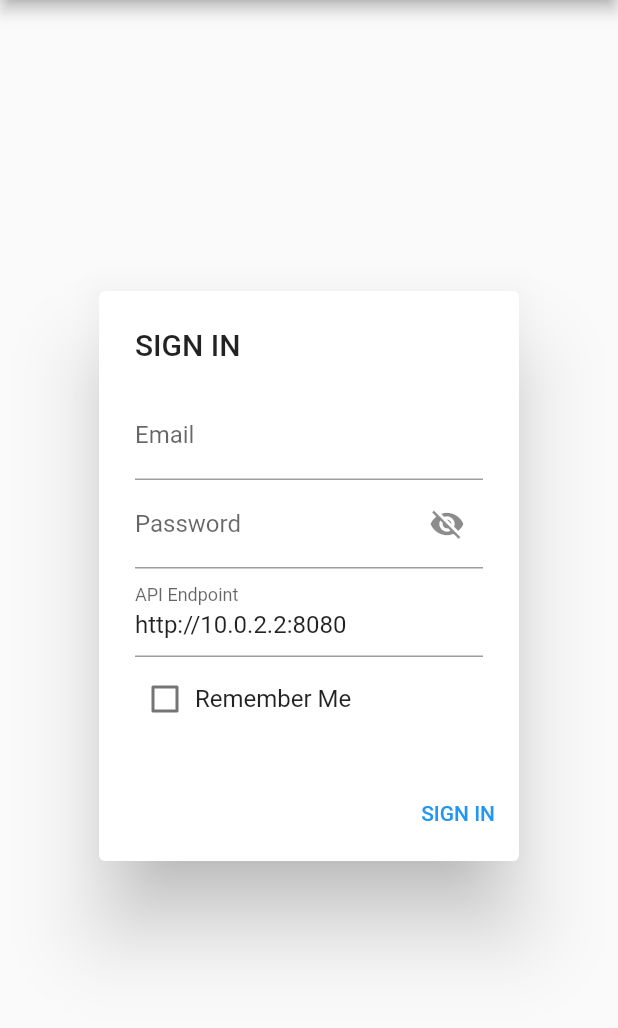
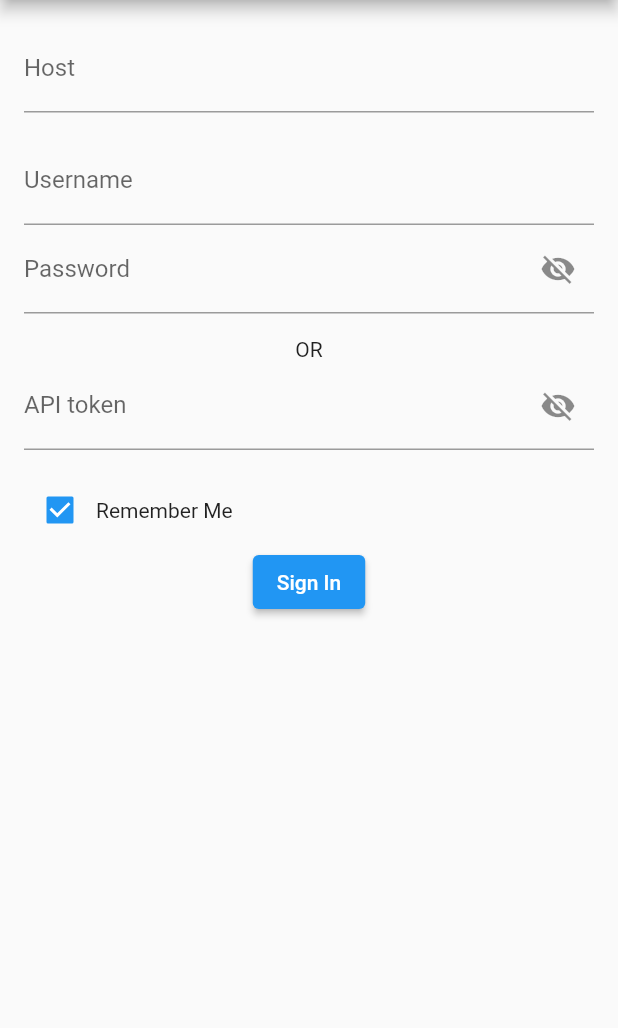
Before and after one commit to enm10k/nocodb-mobile, a Flutter app: the screen it shows after launch, on a phone screen of 412 x 824 dp, the part 84-1112 px from its top. Run offline on Flutter 3.47's test engine with Material 3 defaults, Android fonts, the phone set to English and light mode, and no system bars; drawn by our look-alikes of loader_overlay; our stand-ins replace cached_network_image, data_table_2, easy_debounce, file_picker, flash, flutter_expandable_fab and 10 more; missing offline and left inert: flutter_downloader, popup_menu, simple_logger; generated files the repository leaves out were written again.

Commit message:
Support API token

```diff
--- a/lib/common/settings.dart
+++ b/lib/common/settings.dart
@@ -1,52 +1,70 @@
-import 'dart:io';
-
-import 'package:flutter/foundation.dart';
-
 import 'package:nocodb/common/preferences.dart';
 
-final settings = Settings();
+import 'package:nocodb/nocodb_sdk/client.dart';
+
+final settings = _Settings();
 
 class Settings {
+  Settings({required this.host, required this.token, this.username});
+
+  final String? username;
+  final String host;
+  final Token token;
+}
+
+const _kUsername = 'username';
+const _kHost = 'host';
+const _kAuthToken = 'auth_token';
+const _kApiToken = 'api_token';
+
+class _Settings {
   Preferences? prefs;
   bool get initialized => prefs != null;
   init(Preferences prefs) {
     this.prefs = prefs;
   }
 
-  static const _authToken = 'authToken';
-  Future<String?> get authToken async =>
-      await prefs?.getSecure(key: _authToken);
+  Future<void> save({
+    required String host,
+    required Token token,
+    String? username,
+  }) async {
+    await clear();
+    await prefs?.set(key: _kHost, value: host);
+    if (username != null) {
+      await prefs?.set(key: _kUsername, value: username);
+    }
 
-  Future<void> setAuthToken(String v) async =>
-      await prefs?.set(key: _authToken, value: v, secure: true);
-
-  static const _email = 'email';
-  Future<String?> get email async => await prefs?.get(key: _email);
-
-  Future<void> setEmail(String v) async => await prefs?.set(
-        key: _email,
-        value: v,
-      );
-
-  static const _apiBaseUrl = 'apiBaseUrl';
-  Future<String?> get apiBaseUrl async {
-    final v = await prefs?.get<String>(key: _apiBaseUrl);
-    if (v == null && !kIsWeb && Platform.isAndroid) {
-      return 'http://10.0.2.2:8080';
+    switch (token) {
+      case AuthToken(authToken: final authToken):
+        await prefs?.set(key: _kAuthToken, value: authToken, secure: true);
+      case ApiToken(apiToken: final apiToken):
+        await prefs?.set(key: _kApiToken, value: apiToken, secure: true);
+      default:
+        throw Exception('unsupported token type: ${token.runtimeType}');
     }
-    return v;
   }
 
-  Future<void> setApiBaseUrl(String v) async =>
-      await prefs?.set(key: _apiBaseUrl, value: v);
+  Future<Settings?> get() async {
+    final host = await prefs?.get<String>(key: _kHost);
+    if (host == null) {
+      return null;
+    }
 
-  static const _rememberMe = 'rememberMe';
-  Future<bool> get rememberMe async =>
-      await prefs?.get<bool>(key: _rememberMe) ?? false;
-  Future<void> setRememberMe(bool v) async => await prefs?.set(
-        key: _rememberMe,
-        value: v,
-      );
+    final username = await prefs?.get<String>(key: _kUsername);
+    final authToken = await prefs?.getSecure(key: _kAuthToken);
+    if (authToken != null) {
+      return Settings(
+          username: username, host: host, token: AuthToken(authToken));
+    }
+
+    final apiToken = await prefs?.getSecure(key: _kApiToken);
+    if (apiToken != null) {
+      return Settings(
+          username: username, host: host, token: ApiToken(apiToken));
+    }
+    return null;
+  }
 
   Future<void> clear() async {
     await prefs?.clear();
--- a/lib/features/sign_in/pages/sign_in.dart
+++ b/lib/features/sign_in/pages/sign_in.dart
@@ -1,4 +1,5 @@
-import 'package:easy_debounce/easy_debounce.dart';
+import 'dart:io';
+import 'package:flutter/foundation.dart';
 import 'package:flutter/material.dart';
 import 'package:flutter_hooks/flutter_hooks.dart';
 import 'package:hooks_riverpod/hooks_riverpod.dart';
@@ -10,70 +11,71 @@ import 'package:nocodb/routes.dart';
 class SignInPage extends HookConsumerWidget {
   const SignInPage({super.key});
 
-  Widget? _getConnectivityIcon(bool? connectivity) {
-    if (connectivity == null) {
-      return null;
-    } else if (connectivity) {
-      return const Padding(
-        padding: EdgeInsets.only(top: 16),
-        child: Icon(
-          Icons.check_circle,
-          size: 20,
-          // color: Colors.greenAccent,
-        ),
-      );
-    } else {
-      return const Padding(
-        padding: EdgeInsets.only(top: 16),
-        child: Icon(
-          Icons.warning,
-          size: 20,
-        ),
-      );
-    }
-  }
-
-  Widget _buildDialog(BuildContext context, WidgetRef ref) {
-    final emailController = useTextEditingController();
+  _build1(BuildContext context, WidgetRef ref) {
+    final hostController = useTextEditingController();
+    final usernameController = useTextEditingController();
     final passwordController = useTextEditingController();
-    final apiUrlController = useTextEditingController();
+    final apiTokenController = useTextEditingController();
 
     final showPassword = useState(false);
-    final connectivity = useState<bool?>(null);
-    final rememberMe = useState(false);
+    final showApiToken = useState(false);
+
+    final rememberMe = useState(true);
+
+    // Disable username and password field when API token is entered.
+    final useApiToken = useState(false);
 
     useEffect(
       () {
-        // ignore: discarded_futures
+        // ignore_for_file: discarded_futures
         () async {
-          emailController.text = await settings.email ?? '';
-          apiUrlController.text = await settings.apiBaseUrl ?? '';
-          rememberMe.value = await settings.rememberMe;
+          final s = await settings.get();
+          if (s == null) {
+            return;
+          }
+          rememberMe.value = true;
+          hostController.text = s.host;
+          if (!kIsWeb && Platform.isAndroid) {
+            hostController.text = 'http://10.0.2.2:8080';
+          }
+
+          if (s.username != null) {
+            usernameController.text = s.username!;
+          }
         }();
         return null;
       },
       [],
     );
 
-    return AlertDialog(
-      title: const Text('SIGN IN'),
-      content: IntrinsicHeight(
+    return Container(
+      padding: const EdgeInsets.all(16),
       child: AutofillGroup(
         child: Column(
           children: [
             TextField(
-                key: const ValueKey('email'),
+              autofillHints: const [
+                AutofillHints.url,
+              ],
+              controller: hostController,
+              decoration: const InputDecoration(
+                labelText: 'Host',
+              ),
+            ),
+            Container(height: 16),
+            TextField(
+              enabled: !useApiToken.value,
               autofillHints: const [
                 AutofillHints.email,
                 AutofillHints.username,
               ],
-                controller: emailController,
+              controller: usernameController,
               decoration: const InputDecoration(
-                  labelText: 'Email',
+                labelText: 'Username',
               ),
             ),
             TextField(
-                key: const ValueKey('password'),
+              enabled: !useApiToken.value,
               autofillHints: const [
                 AutofillHints.password,
               ],
@@ -93,86 +95,81 @@ class SignInPage extends HookConsumerWidget {
               ),
               obscureText: !showPassword.value,
             ),
+            Container(height: 16),
+            const Text('OR'),
             TextField(
-                key: const ValueKey('endpoint'),
-                onChanged: (value) {
-                  EasyDebounce.debounce(
-                    'api_endpoint',
-                    const Duration(seconds: 1),
-                    () async {
-                      await api.version(apiUrlController.text).then((result) {
-                        connectivity.value = true;
-                      }).onError(
-                        (error, stackTrace) {
-                          notifyError(context, error, stackTrace);
-                          connectivity.value = false;
+              controller: apiTokenController,
+              decoration: InputDecoration(
+                labelText: 'API token',
+                suffixIcon: IconButton(
+                  icon: Icon(
+                    showApiToken.value
+                        ? Icons.visibility
+                        : Icons.visibility_off,
+                  ),
+                  onPressed: () {
+                    showApiToken.value = !showApiToken.value;
                   },
-                      );
-                    },
-                  );
-                },
-                autofillHints: const [
-                  AutofillHints.url,
-                ],
-                controller: apiUrlController,
-                decoration: InputDecoration(
-                  labelText: 'API Endpoint',
-                  suffixIcon: _getConnectivityIcon(connectivity.value),
                 ),
               ),
-              const SizedBox(height: 8),
+              obscureText: !showApiToken.value,
+              onChanged: (value) {
+                if (useApiToken.value != value.isNotEmpty) {
+                  useApiToken.value = value.isNotEmpty;
+                }
+              },
+            ),
+            Container(height: 16),
             Row(
               children: [
                 Checkbox(
                   value: rememberMe.value,
-                    onChanged: (_) {
-                      rememberMe.value = !rememberMe.value;
+                  onChanged: (value) {
+                    rememberMe.value = value!;
                   },
-                    materialTapTargetSize: MaterialTapTargetSize.shrinkWrap,
                 ),
                 const Text('Remember Me'),
               ],
             ),
+            ElevatedButton(
+              onPressed: () async {
+                Token? token;
+                if (useApiToken.value) {
+                  token = ApiToken(apiTokenController.text);
+                } else {
+                  api.init(hostController.text);
+                  (await api.authSignin(
+                    usernameController.text,
+                    passwordController.text,
+                  ))
+                      .when(
+                    ok: (value) {
+                      token = AuthToken(value);
+                    },
+                    ng: (Object error, StackTrace? stackTrace) {
+                      notifyError(context, error, stackTrace);
+                    },
+                  );
+                }
+                if (token == null) {
+                  return;
+                }
+                api.init(hostController.text, token: token);
+
+                if (rememberMe.value) {
+                  await settings.save(host: hostController.text, token: token!);
+                }
+
+                if (!context.mounted) {
+                  return;
+                }
+                const ProjectListRoute().go(context);
+              },
+              child: const Text('Sign In'),
+            ),
           ],
         ),
       ),
-      ),
-      actions: [
-        TextButton(
-          key: const ValueKey('sign_in_button'),
-          child: const Text('SIGN IN'),
-          onPressed: () async {
-            api.init(apiUrlController.text);
-            await api
-                .authSignin(
-              emailController.text,
-              passwordController.text,
-            )
-                .then((authToken) async {
-              await settings.setApiBaseUrl(apiUrlController.text);
-              await authToken.when(
-                ok: (token) async {
-                  if (rememberMe.value) {
-                    await settings.setEmail(emailController.text);
-                    await settings.setRememberMe(rememberMe.value);
-                    await settings.setAuthToken(token);
-                  } else {
-                    await settings.clear();
-                  }
-                  if (context.mounted) {
-                    const ProjectListRoute().go(context);
-                  }
-                },
-                ng: (error, stackTrace) {
-                  notifyError(context, error, stackTrace);
-                },
-              );
-            }).onError(
-              (error, stackTrace) => notifyError(context, error, stackTrace),
-            );
-          },
-        ),
-      ],
     );
   }
 
@@ -181,9 +178,6 @@ class SignInPage extends HookConsumerWidget {
         appBar: AppBar(
           title: const Text('NocoDB'),
         ),
-        body: Center(
-          // TODO: Stop using dialog?
-          child: _buildDialog(context, ref),
-        ),
+        body: _build1(context, ref),
       );
 }
--- a/lib/nocodb_sdk/client.dart
+++ b/lib/nocodb_sdk/client.dart
@@ -12,6 +12,18 @@ import 'package:nocodb/nocodb_sdk/models.dart';
 import 'package:nocodb/nocodb_sdk/symbols.dart';
 
 const _defaultOrg = 'noco';
+
+sealed class Token {}
+
+class AuthToken extends Token {
+  AuthToken(this.authToken);
+  final String authToken;
+}
+
+class ApiToken extends Token {
+  ApiToken(this.apiToken);
+  final String apiToken;
+}
 
 sealed class NcFile {}
 
@@ -81,12 +93,20 @@ class _Api {
   late Uri _baseUri;
   Uri get uri => _baseUri;
 
-  init(String url, {String? authToken}) {
+  init(String url, {Token? token}) {
     _baseUri = Uri.parse(url);
-    if (authToken != null) {
-      _client.addHeaders({'xc-auth': authToken});
-    } else {
-      _client.removeHeader('xc-auth');
+
+    if (token == null) {
+      return;
+    }
+    switch (token) {
+      case AuthToken(authToken: final authToken):
+        _client.addHeaders({'xc-auth': authToken});
+      case ApiToken(apiToken: final apiToken):
+        _client.addHeaders({'xc-token': apiToken});
+      default:
+        _client.removeHeader('xc-auth');
+        _client.removeHeader('xc-token');
     }
   }
 
```
Also changed, not shown: lib/router.dart (+13 -31 lines), 1 other file. Lines whose indentation alone changed are shown as unchanged.
